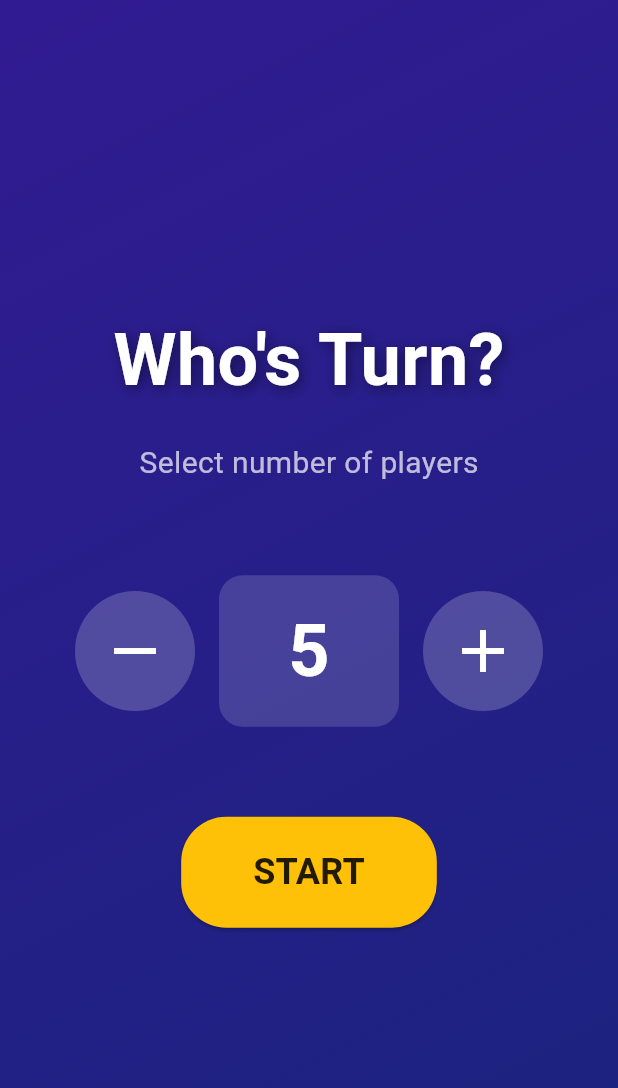
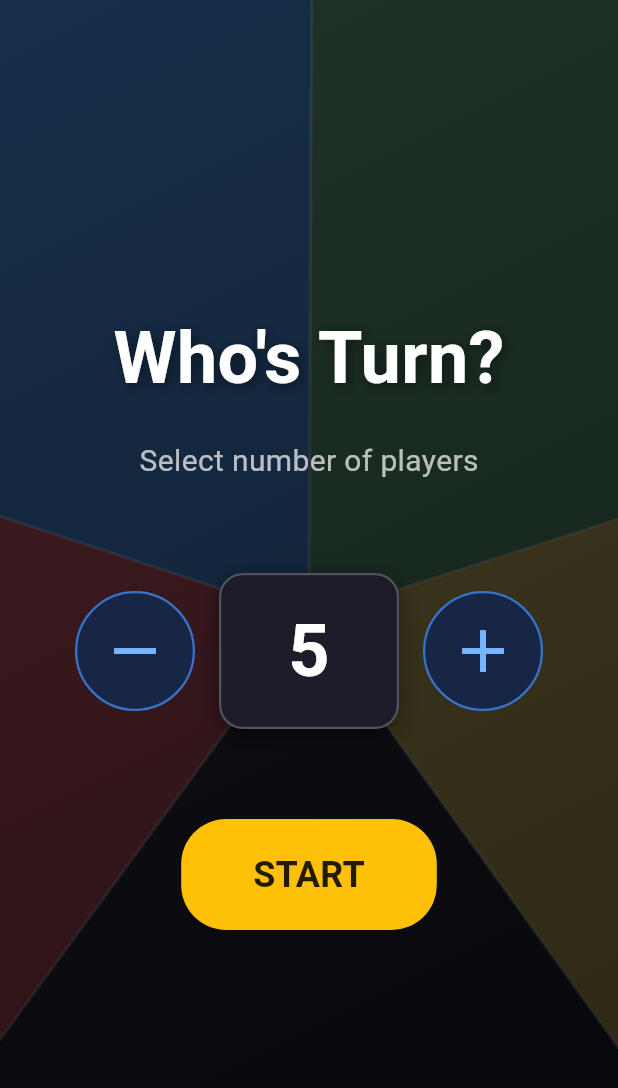
Before and after one commit to mgerdov-igt/my-ai-slop, a Flutter app: the screen it shows after launch, after a tap on the "remove" icon, on a phone screen of 412 x 824 dp. Shown: the top 1088 px of the screen. Run offline on Flutter 3.47's test engine with Material 3 defaults, Android fonts, the phone set to English and light mode, and no system bars; our stand-ins replace flutter_svg, shared_preferences.

Commit message:
animated background on initial screen

```diff
--- a/whos_turn_app/lib/screens/player_count_screen.dart
+++ b/whos_turn_app/lib/screens/player_count_screen.dart
@@ -1,5 +1,9 @@
+import 'dart:math';
+
 import 'package:flutter/material.dart';
 import '../constants/constants.dart';
+import '../painters/painters.dart';
+import '../services/sector_color_preferences.dart';
 import '../widgets/widgets.dart';
 import 'spinner_screen.dart';
 
@@ -20,46 +24,159 @@ class PlayerCountScreen extends StatefulWidget {
   State<PlayerCountScreen> createState() => _PlayerCountScreenState();
 }
 
-class _PlayerCountScreenState extends State<PlayerCountScreen> {
+class _PlayerCountScreenState extends State<PlayerCountScreen>
+    with TickerProviderStateMixin {
   // Current player count, starts at the default (6)
   int _playerCount = AppConstants.defaultPlayers;
+
+  /// Colors used by the animated watermark background.
+  List<Color> _watermarkColors = List<Color>.from(
+    AppColors.sectorColors.take(AppConstants.defaultPlayers),
+  );
+
+  /// Slowly rotates the background sectors.
+  late final AnimationController _watermarkRotationController;
+
+  /// Drives the initial ease-in fade of the watermark on screen entry.
+  late final AnimationController _watermarkFadeController;
+  late final Animation<double> _watermarkFadeAnim;
+
+  /// Prevents stale async color loads from overwriting newer selections.
+  int _loadToken = 0;
+
+  @override
+  void initState() {
+    super.initState();
+
+    // Pre-seed from session cache synchronously so the very first frame
+    // already has the correct colors. This prevents AnimatedSwitcher from
+    // firing a crossfade transition the instant the screen appears.
+    final cached = SectorColorPreferences.getCached(_playerCount);
+    if (cached != null) {
+      _watermarkColors = cached;
+    }
+
+    _watermarkRotationController = AnimationController(
+      vsync: this,
+      duration: const Duration(seconds: 90),
+    )..repeat();
+
+    _watermarkFadeController = AnimationController(
+      vsync: this,
+      duration: const Duration(milliseconds: 1400),
+    );
+    _watermarkFadeAnim = CurvedAnimation(
+      parent: _watermarkFadeController,
+      curve: Curves.easeIn,
+    );
+    _watermarkFadeController.forward();
+
+    _refreshWatermarkColors();
+  }
+
+  @override
+  void dispose() {
+    _watermarkRotationController.dispose();
+    _watermarkFadeController.dispose();
+    super.dispose();
+  }
+
+  void _updatePlayerCount(int nextCount) {
+    setState(() {
+      _playerCount = nextCount;
+      // Immediate fallback so the animation updates instantly while persisted
+      // colors are fetched asynchronously.
+      _watermarkColors = List<Color>.from(
+        AppColors.sectorColors.take(nextCount),
+      );
+    });
+    _refreshWatermarkColors();
+  }
+
+  Future<void> _refreshWatermarkColors() async {
+    // Apply session cache synchronously — zero-frame latency within a session.
+    final cached = SectorColorPreferences.getCached(_playerCount);
+    if (cached != null) {
+      if (!_colorsMatch(cached, _watermarkColors)) {
+        setState(() => _watermarkColors = cached);
+      }
+      return;
+    }
+
+    // Cold start: fetch from disk.
+    final currentToken = ++_loadToken;
+    final loaded = await SectorColorPreferences.loadColors(_playerCount);
+    if (!mounted || currentToken != _loadToken) return;
+    if (!_colorsMatch(loaded, _watermarkColors)) {
+      setState(() => _watermarkColors = loaded);
+    }
+  }
+
+  /// Returns true when [a] and [b] contain the same color values in order.
+  static bool _colorsMatch(List<Color> a, List<Color> b) {
+    if (a.length != b.length) return false;
+    for (var i = 0; i < a.length; i++) {
+      if (a[i] != b[i]) return false;
+    }
+    return true;
+  }
 
   /// Decreases player count by 1 (if above minimum)
   void _decrementPlayers() {
     if (_playerCount > AppConstants.minPlayers) {
-      setState(() => _playerCount--);
+      _updatePlayerCount(_playerCount - 1);
     }
   }
 
   /// Increases player count by 1 (if below maximum)
   void _incrementPlayers() {
     if (_playerCount < AppConstants.maxPlayers) {
-      setState(() => _playerCount++);
+      _updatePlayerCount(_playerCount + 1);
     }
   }
 
-  /// Navigates to the spinner screen with the selected player count
+  /// Navigates to the spinner screen with the selected player count.
+  /// On return, replays the watermark fade-in and refreshes colors in case
+  /// the user customised sectors while on the spinner screen.
   void _startGame() {
-    Navigator.of(context).push(
+    Navigator.of(context)
+        .push(
           MaterialPageRoute(
             builder: (context) => SpinnerScreen(playerCount: _playerCount),
           ),
-    );
+        )
+        .then((_) {
+          if (!mounted) return;
+          _watermarkFadeController
+            ..reset()
+            ..forward();
+          _refreshWatermarkColors();
+        });
   }
 
   @override
   Widget build(BuildContext context) {
     return Scaffold(
-      body: Container(
-        // Purple gradient background
-        decoration: BoxDecoration(
+      body: Stack(
+        children: [
+          Positioned.fill(
+            child: FadeTransition(
+              opacity: _watermarkFadeAnim,
+              child: _buildWatermarkBackground(),
+            ),
+          ),
+          Positioned.fill(
+            child: Container(
+              decoration: const BoxDecoration(
                 gradient: LinearGradient(
                   begin: Alignment.topLeft,
                   end: Alignment.bottomRight,
-            colors: AppColors.playerSelectGradient,
+                  colors: [Color(0xB3161720), Color(0xCC07080C)],
                 ),
               ),
-        child: SafeArea(
+            ),
+          ),
+          SafeArea(
             child: Center(
               child: Column(
                 mainAxisAlignment: MainAxisAlignment.center,
@@ -82,10 +199,7 @@ class _PlayerCountScreenState extends State<PlayerCountScreen> {
                   const SizedBox(height: 20),
                   const Text(
                     'Select number of players',
-                  style: TextStyle(
-                    fontSize: 20,
-                    color: Colors.white70,
-                  ),
+                    style: TextStyle(fontSize: 20, color: Colors.white70),
                   ),
                   const SizedBox(height: 60),
                   // Player count selector (- [count] +)
@@ -97,6 +211,39 @@ class _PlayerCountScreenState extends State<PlayerCountScreen> {
               ),
             ),
           ),
+        ],
+      ),
+    );
+  }
+
+  Widget _buildWatermarkBackground() {
+    final displayColors = _watermarkColors
+        .take(_playerCount)
+        .map((color) => color.withValues(alpha: 0.28))
+        .toList(growable: false);
+
+    final backgroundKey =
+        '${_playerCount}_'
+        '${displayColors.map((c) => c.toARGB32()).join('_')}';
+
+    return AnimatedSwitcher(
+      duration: const Duration(milliseconds: 450),
+      switchInCurve: Curves.easeOutCubic,
+      switchOutCurve: Curves.easeInCubic,
+      transitionBuilder: (child, animation) {
+        return FadeTransition(
+          opacity: animation,
+          child: ScaleTransition(
+            scale: Tween<double>(begin: 0.985, end: 1.0).animate(animation),
+            child: child,
+          ),
+        );
+      },
+      child: _WatermarkLayer(
+        key: ValueKey(backgroundKey),
+        playerCount: _playerCount,
+        colors: displayColors,
+        rotationController: _watermarkRotationController,
       ),
     );
   }
@@ -116,13 +263,18 @@ class _PlayerCountScreenState extends State<PlayerCountScreen> {
         // Current count display
         Container(
           width: 120,
-          padding: const EdgeInsets.symmetric(
-            horizontal: 24,
-            vertical: 16,
+          padding: const EdgeInsets.symmetric(horizontal: 24, vertical: 16),
+          decoration: BoxDecoration(
+            color: const Color(0xFF1C1C2A),
+            borderRadius: BorderRadius.circular(16),
+            border: Border.all(color: Colors.white24, width: 1.5),
+            boxShadow: const [
+              BoxShadow(
+                color: Color(0x66000000),
+                blurRadius: 12,
+                offset: Offset(0, 4),
               ),
-          decoration: BoxDecoration(
-            color: AppColors.overlayWhite(0.15),
-            borderRadius: BorderRadius.circular(16),
+            ],
           ),
           child: Text(
             '$_playerCount',
@@ -152,21 +304,50 @@ class _PlayerCountScreenState extends State<PlayerCountScreen> {
       style: ElevatedButton.styleFrom(
         backgroundColor: AppColors.primaryButton,
         foregroundColor: AppColors.primaryButtonText,
-        padding: const EdgeInsets.symmetric(
-          horizontal: 48,
-          vertical: 20,
+        padding: const EdgeInsets.symmetric(horizontal: 48, vertical: 20),
+        shape: RoundedRectangleBorder(
+          borderRadius: BorderRadius.circular(
+            AppConstants.startButtonBorderRadius,
           ),
-        shape: RoundedRectangleBorder(
-          borderRadius: BorderRadius.circular(AppConstants.startButtonBorderRadius),
         ),
       ),
       child: const Text(
         'START',
-        style: TextStyle(
-          fontSize: 24,
-          fontWeight: FontWeight.bold,
-        ),
+        style: TextStyle(fontSize: 24, fontWeight: FontWeight.bold),
       ),
     );
   }
 }
+
+class _WatermarkLayer extends StatelessWidget {
+  final int playerCount;
+  final List<Color> colors;
+  final AnimationController rotationController;
+
+  const _WatermarkLayer({
+    super.key,
+    required this.playerCount,
+    required this.colors,
+    required this.rotationController,
+  });
+
+  @override
+  Widget build(BuildContext context) {
+    return AnimatedBuilder(
+      animation: rotationController,
+      builder: (context, _) {
+        return Transform.rotate(
+          angle: rotationController.value * 2 * pi,
+          child: CustomPaint(
+            painter: SectorPainter(
+              playerCount: playerCount,
+              colors: colors,
+              selectedPlayer: null,
+            ),
+            size: Size.infinite,
+          ),
+        );
+      },
+    );
+  }
+}
--- a/whos_turn_app/lib/services/sector_color_preferences.dart
+++ b/whos_turn_app/lib/services/sector_color_preferences.dart
@@ -11,6 +11,16 @@ class SectorColorPreferences {
 
   static String _keyForPlayerCount(int playerCount) =>
       'sector_colors_$playerCount';
+
+  /// Returns cached colors synchronously for [playerCount], or null if the
+  /// cache has not been populated yet for that count.
+  static List<Color>? getCached(int playerCount) {
+    final cached = _sessionCache[playerCount];
+    if (cached != null && cached.length == playerCount) {
+      return List<Color>.from(cached);
+    }
+    return null;
+  }
 
   /// Loads colors for [playerCount] from storage, or defaults if unset/invalid.
   static Future<List<Color>> loadColors(int playerCount) async {
--- a/whos_turn_app/lib/widgets/counter_button.dart
+++ b/whos_turn_app/lib/widgets/counter_button.dart
@@ -1,5 +1,4 @@
 import 'package:flutter/material.dart';
-import '../constants/constants.dart';
 
 /// A circular button with + or - icon for adjusting the player count.
 ///
@@ -13,11 +12,7 @@ class CounterButton extends StatelessWidget {
   /// Callback when button is pressed. Pass null to disable the button.
   final VoidCallback? onPressed;
 
-  const CounterButton({
-    super.key,
-    required this.icon,
-    this.onPressed,
-  });
+  const CounterButton({super.key, required this.icon, this.onPressed});
 
   @override
   Widget build(BuildContext context) {
@@ -31,12 +26,15 @@ class CounterButton extends StatelessWidget {
         icon: Icon(icon),
         iconSize: 48,
         style: IconButton.styleFrom(
-          // Brighter when enabled, very faint when disabled
-          backgroundColor: isEnabled
-              ? AppColors.overlayWhite(0.2)
-              : AppColors.overlayWhite(0.05),
-          // White when enabled, grey when disabled
-          foregroundColor: isEnabled ? Colors.white : Colors.white30,
+          backgroundColor:
+              isEnabled ? const Color(0xFF162644) : const Color(0xFF111820),
+          foregroundColor:
+              isEnabled ? const Color(0xFF7AB4FF) : const Color(0xFF2E3D52),
+          side: BorderSide(
+            color:
+                isEnabled ? const Color(0xFF3A72C8) : const Color(0xFF1E2A38),
+            width: 1.5,
+          ),
           padding: const EdgeInsets.all(16),
         ),
       ),
```
Lines whose indentation alone changed are shown as unchanged.
